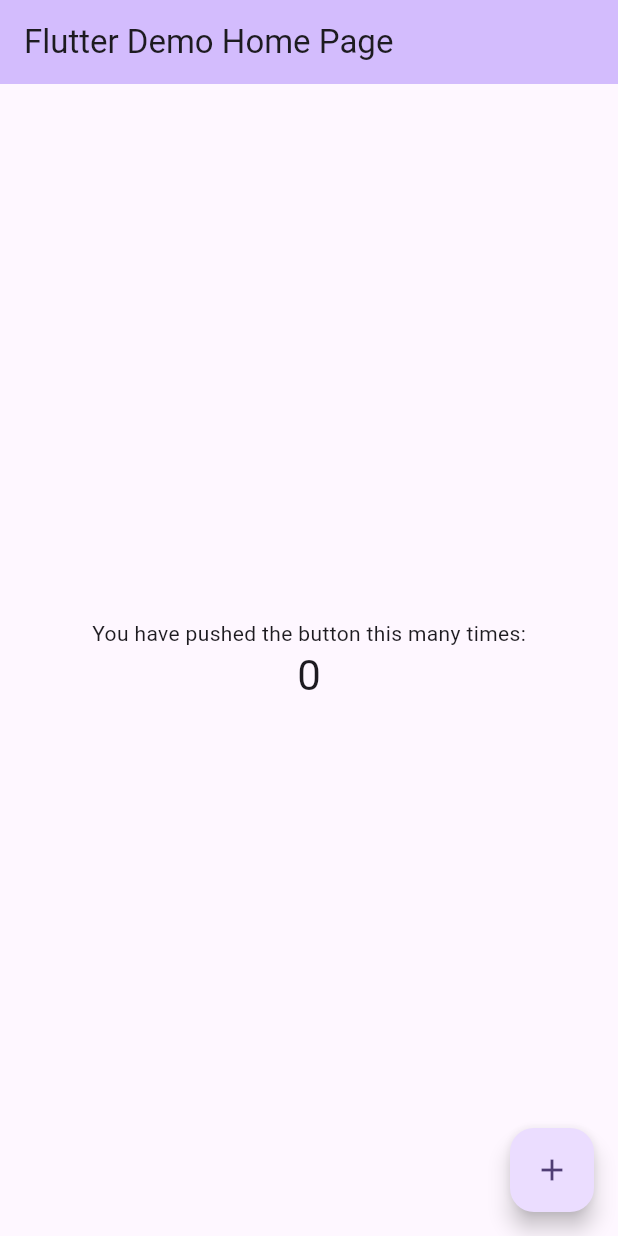
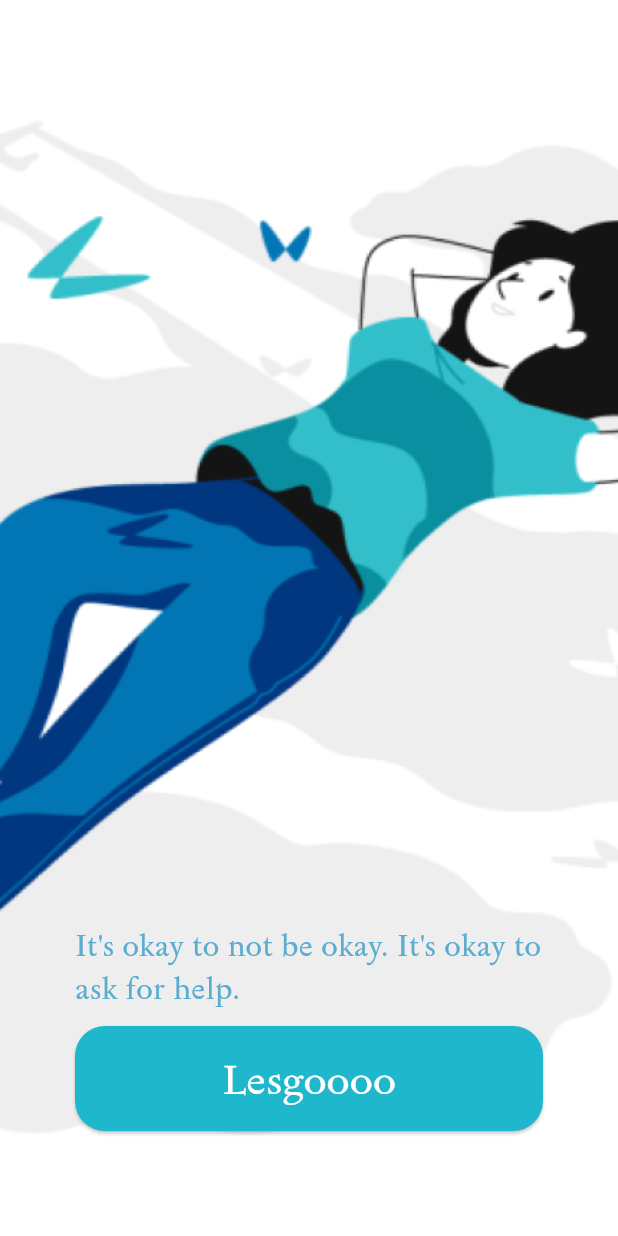
Before and after one commit to shloksharma273/VectorAI, a Flutter app: the screen it shows after launch, on a phone screen of 412 x 824 dp. Run offline on Flutter 3.47's test engine with Material 3 defaults, Android fonts, the phone set to English and light mode, and no system bars.

Commit message:
added welcome page

```diff
--- /dev/null
+++ b/lib/core/config/assets/app_images.dart
@@ -0,0 +1,7 @@
+class AppImages {
+
+  static const String basePath = 'assets/images/';
+
+  static const String introBG = '${basePath}vector_homepage.png';
+  static const String authBG = '${basePath}vector_login.png';
+}
--- /dev/null
+++ b/lib/core/config/theme/app_colors.dart
@@ -0,0 +1,8 @@
+ import 'dart:ui';
+
+class AppColors{
+  static const  primary = Color(0xff1EB7CC);
+  static const primaryText = Color(0xff5BADD0);
+  static const secondaryText = Color(0xff1E7ED7);
+
+ }
--- a/lib/main.dart
+++ b/lib/main.dart
@@ -1,4 +1,5 @@
 import 'package:flutter/material.dart';
+import 'package:vector_ai/presentation/intro/pages/get_started.dart';
 
 void main() {
   runApp(const MyApp());
@@ -10,116 +11,9 @@
   // This widget is the root of your application.
   @override
   Widget build(BuildContext context) {
-    return MaterialApp(
-      title: 'Flutter Demo',
-      theme: ThemeData(
-        // This is the theme of your application.
-        //
-        // TRY THIS: Try running your application with "flutter run". You'll see
-        // the application has a purple toolbar. Then, without quitting the app,
-        // try changing the seedColor in the colorScheme below to Colors.green
-        // and then invoke "hot reload" (save your changes or press the "hot
-        // reload" button in a Flutter-supported IDE, or press "r" if you used
-        // the command line to start the app).
-        //
-        // Notice that the counter didn't reset back to zero; the application
-        // state is not lost during the reload. To reset the state, use hot
-        // restart instead.
-        //
-        // This works for code too, not just values: Most code changes can be
-        // tested with just a hot reload.
-        colorScheme: ColorScheme.fromSeed(seedColor: Colors.deepPurple),
-        useMaterial3: true,
-      ),
-      home: const MyHomePage(title: 'Flutter Demo Home Page'),
+
+    return const MaterialApp(
+      home: GetStarted(),
     );
   }
 }
-
-class MyHomePage extends StatefulWidget {
-  const MyHomePage({super.key, required this.title});
-
-  // This widget is the home page of your application. It is stateful, meaning
-  // that it has a State object (defined below) that contains fields that affect
-  // how it looks.
-
-  // This class is the configuration for the state. It holds the values (in this
-  // case the title) provided by the parent (in this case the App widget) and
-  // used by the build method of the State. Fields in a Widget subclass are
-  // always marked "final".
-
-  final String title;
-
-  @override
-  State<MyHomePage> createState() => _MyHomePageState();
-}
-
-class _MyHomePageState extends State<MyHomePage> {
-  int _counter = 0;
-
-  void _incrementCounter() {
-    setState(() {
-      // This call to setState tells the Flutter framework that something has
-      // changed in this State, which causes it to rerun the build method below
-      // so that the display can reflect the updated values. If we changed
-      // _counter without calling setState(), then the build method would not be
-      // called again, and so nothing would appear to happen.
-      _counter++;
-    });
-  }
-
-  @override
-  Widget build(BuildContext context) {
-    // This method is rerun every time setState is called, for instance as done
-    // by the _incrementCounter method above.
-    //
-    // The Flutter framework has been optimized to make rerunning build methods
-    // fast, so that you can just rebuild anything that needs updating rather
-    // than having to individually change instances of widgets.
-    return Scaffold(
-      appBar: AppBar(
-        // TRY THIS: Try changing the color here to a specific color (to
-        // Colors.amber, perhaps?) and trigger a hot reload to see the AppBar
-        // change color while the other colors stay the same.
-        backgroundColor: Theme.of(context).colorScheme.inversePrimary,
-        // Here we take the value from the MyHomePage object that was created by
-        // the App.build method, and use it to set our appbar title.
-        title: Text(widget.title),
-      ),
-      body: Center(
-        // Center is a layout widget. It takes a single child and positions it
-        // in the middle of the parent.
-        child: Column(
-          // Column is also a layout widget. It takes a list of children and
-          // arranges them vertically. By default, it sizes itself to fit its
-          // children horizontally, and tries to be as tall as its parent.
-          //
-          // Column has various properties to control how it sizes itself and
-          // how it positions its children. Here we use mainAxisAlignment to
-          // center the children vertically; the main axis here is the vertical
-          // axis because Columns are vertical (the cross axis would be
-          // horizontal).
-          //
-          // TRY THIS: Invoke "debug painting" (choose the "Toggle Debug Paint"
-          // action in the IDE, or press "p" in the console), to see the
-          // wireframe for each widget.
-          mainAxisAlignment: MainAxisAlignment.center,
-          children: <Widget>[
-            const Text(
-              'You have pushed the button this many times:',
-            ),
-            Text(
-              '$_counter',
-              style: Theme.of(context).textTheme.headlineMedium,
-            ),
-          ],
-        ),
-      ),
-      floatingActionButton: FloatingActionButton(
-        onPressed: _incrementCounter,
-        tooltip: 'Increment',
-        child: const Icon(Icons.add),
-      ), // This trailing comma makes auto-formatting nicer for build methods.
-    );
-  }
-}
--- /dev/null
+++ b/lib/presentation/authentication/pages/signup.dart
@@ -0,0 +1,25 @@
+import 'package:flutter/material.dart';
+
+import '../../../core/config/assets/app_images.dart';
+
+class Signup extends StatelessWidget {
+  const Signup({super.key});
+
+  @override
+  Widget build(BuildContext context) {
+    return Scaffold(
+      body: Stack(
+        children: [
+          Container(
+            decoration: const BoxDecoration(
+              image: DecorationImage(
+                fit: BoxFit. ,
+                image: AssetImage(AppImages.authBG),
+              ),
+            ),
+          )
+        ],
+      ),
+    );
+  }
+}
--- /dev/null
+++ b/lib/presentation/intro/pages/get_started.dart
@@ -0,0 +1,70 @@
+import 'package:flutter/material.dart';
+import 'package:vector_ai/core/config/assets/app_images.dart';
+import 'package:vector_ai/core/config/theme/app_colors.dart';
+import 'package:vector_ai/presentation/authentication/pages/signup.dart';
+
+class GetStarted extends StatelessWidget {
+  const GetStarted({super.key});
+
+  @override
+  Widget build(BuildContext context) {
+    return Scaffold(
+        body: Stack(
+      children: [
+        Container(
+          decoration: const BoxDecoration(
+              image: DecorationImage(
+                  fit: BoxFit.fill, image: AssetImage(AppImages.introBG))),
+        ),
+        Padding(
+          padding: const EdgeInsets.symmetric(vertical: 70.0, horizontal: 50.0),
+          child: Column(
+            mainAxisAlignment: MainAxisAlignment.end,
+            children: [
+              const Text(
+                "It's okay to not be okay. It's okay to ask for help.",
+                style: TextStyle(
+                    color: AppColors.primaryText,
+                    fontSize: 20,
+                    fontFamily: 'Sedan'),
+              ),
+              const SizedBox(
+                height: 10,
+              ),
+              Row(
+                children: [
+                  Expanded(
+                    child: ElevatedButton(
+                      onPressed: () {
+                        Navigator.push(
+                          context,
+                          MaterialPageRoute(
+                            builder: (context) => const Signup(),
+                          ),
+                        );
+                      },
+                      style: ElevatedButton.styleFrom(
+                        minimumSize: const Size.fromHeight(70),
+                        backgroundColor: AppColors.primary,
+                        shape: RoundedRectangleBorder(
+                          borderRadius: BorderRadius.circular(20)
+                        )
+                      ),
+                      child: const Text("Lesgoooo",
+                      style: TextStyle(
+                        color: Colors.white,
+                        fontFamily: 'Sedan',
+                        fontSize: 28
+                      ),),
+                    ),
+                  )
+                ],
+              )
+
+            ],
+          ),
+        )
+      ],
+    ));
+  }
+}
```
Also changed, not shown: assets/images/vector_login.png (renamed from assets/images/vector_login 1.png).
